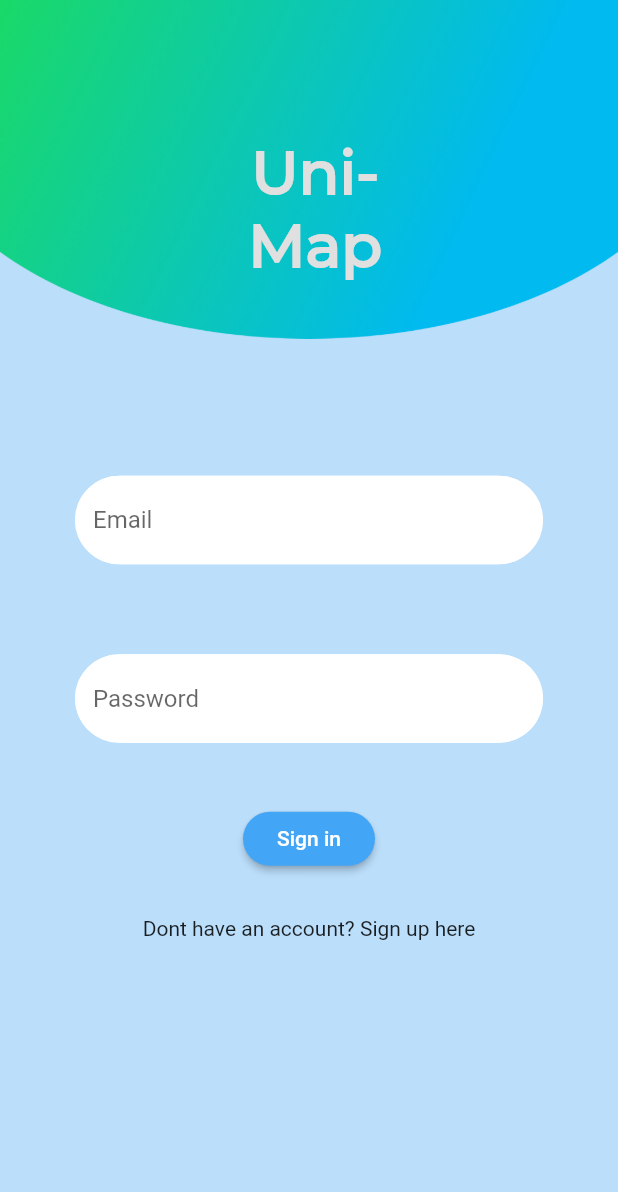
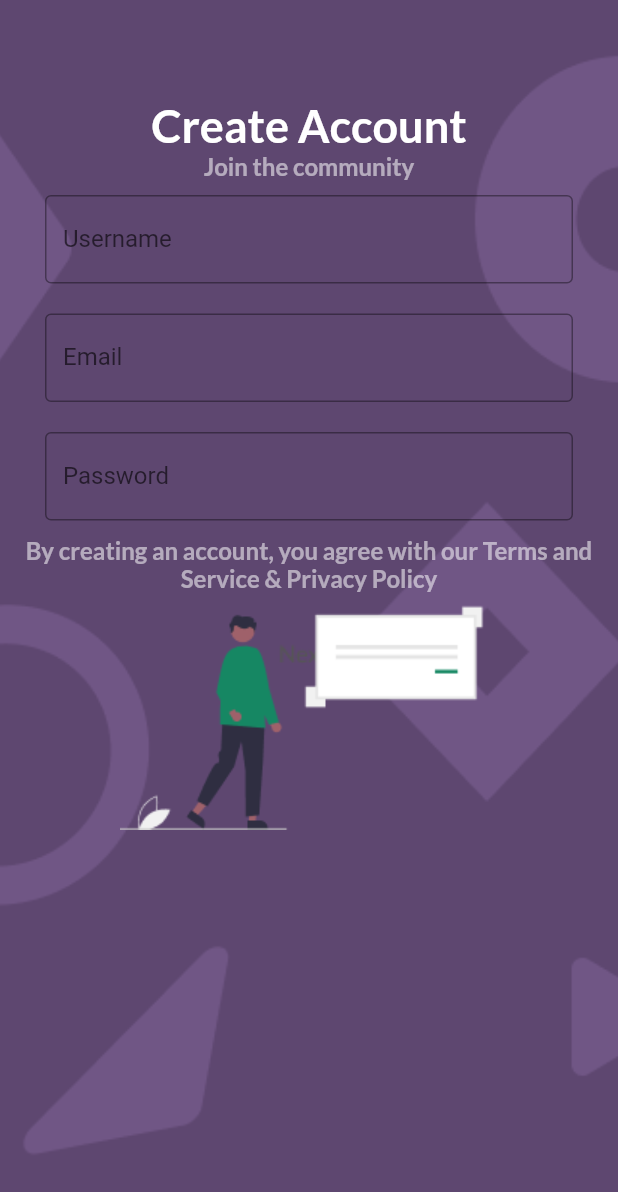
Before and after one commit to Uni-Maps/Uni-Maps, a Flutter app: the screen it shows after launch, on a phone screen of 412 x 824 dp. Shown: the top 1192 px of the screen. Run offline on Flutter 3.47's test engine with Material 2 defaults, Android fonts, the phone set to English and light mode, and no system bars; our stand-ins replace firebase_auth, google_maps_flutter; missing offline and left inert: sign_button; accounts and stored records are empty.

Commit message:
unfinished but kinda working create accounts page (NOT DONE)
not finished

```diff
--- a/lib/main.dart
+++ b/lib/main.dart
@@ -1,5 +1,6 @@
 import 'package:flutter/material.dart'
     show BuildContext, MaterialApp, StatelessWidget, Widget, runApp;
+import 'package:winhacks/screens/create_account.dart';
 import 'package:winhacks/screens/home/home.dart';
 import 'package:winhacks/screens/home_screen.dart';
 import 'package:winhacks/screens/wrapper.dart';
@@ -18,7 +19,8 @@ class MyApp extends StatelessWidget {
       value: AuthService().user,
       initialData: null,
       child: MaterialApp(
-        home: Wrapper(),
+        //home: Wrapper(),
+        home: Create_Account(),
       ),
     );
   }
--- /dev/null
+++ b/lib/screens/create_account.dart
@@ -0,0 +1,129 @@
+import 'package:flutter/material.dart';
+import 'package:winhacks/services/auth.dart';
+import 'package:winhacks/shared/constants.dart';
+
+class Create_Account extends StatefulWidget {
+  final Function toggleView;
+  Create_Account({this.toggleView});
+
+  @override
+  _Create_AccountState createState() => _Create_AccountState();
+}
+
+class _Create_AccountState extends State<Create_Account> {
+  final AuthService _auth = AuthService();
+  final _formKey = GlobalKey<FormState>();
+
+  //text field state
+  String username = '';
+  String email = '';
+  String password = '';
+  String error = '';
+
+  @override
+  Widget build(BuildContext context) {
+    var size = MediaQuery.of(context).size;
+
+    return Scaffold(
+        // Add members in here
+
+        // Stacks the members so that everything else appears above the background
+        body: Stack(children: <Widget>[
+      // Stretches the widget to the entire screen is what Expanded does
+
+      Expanded(
+        child: Container(
+          decoration: BoxDecoration(
+              image: DecorationImage(
+                  // Background Image
+                  image: AssetImage("assets/images/background.png"),
+                  fit: BoxFit.cover)),
+        ),
+      ),
+      // Uni-Maps Title
+      Expanded(
+          // Creating a container so that the width can fill the entire screen
+          child: Padding(
+              // Padding makes it so that is an invisible barrier
+              padding: const EdgeInsets.fromLTRB(10, 65, 10, 20),
+              child: Container(
+                  // Making width fit the screen depending on the screen size
+                  width: MediaQuery.of(context).size.width,
+                  height: MediaQuery.of(context).size.height,
+                  child: Column(children: <Widget>[
+                    // Rich Text has a lot of Text Spans which allow for different fonts/styles for each section of the text
+                    RichText(
+                      // Aligning text to be at the center
+                      // textAlign: TextAlign.center,
+                      text: TextSpan(children: [
+                        TextSpan(
+                            text: "Create Account",
+                            style: TextStyle(
+                                fontFamily: "Lato Bold",
+                                color: Colors.white,
+                                fontSize: 30))
+                      ]),
+                    ),
+                    // Heading
+                    RichText(
+                      // textAlign: TextAlign.center,
+                      text: TextSpan(children: [
+                        TextSpan(
+                            text: "Join the community",
+                            style: TextStyle(
+                                fontFamily: "Lato Bold",
+                                color: Colors.white54,
+                                fontSize: 16))
+                      ]),
+                    ),
+                    // Add in buttons/labels/texts between the title and the image at the bottom
+                    // Username
+                    Padding(
+                        padding: EdgeInsets.fromLTRB(20, 10, 20, 10),
+                        child: TextField(
+                            decoration: InputDecoration(
+                          border: OutlineInputBorder(),
+                          labelText: 'Username',
+                        ))),
+                    // Email
+                    Padding(
+                        padding: EdgeInsets.fromLTRB(20, 10, 20, 10),
+                        child: TextField(
+                            decoration: InputDecoration(
+                          border: OutlineInputBorder(),
+                          labelText: 'Email',
+                        ))),
+                    // Password
+
+                    // FIGURE OUT WHY THE BORDERS OF THE TEXTFIELD ARE BLACK AND NOT WHITE
+                    Padding(
+                        padding: EdgeInsets.fromLTRB(20, 10, 20, 10),
+                        child: TextField(
+                            decoration: InputDecoration(
+                          fillColor: Colors.white,
+                          border: OutlineInputBorder(
+                              borderSide: BorderSide(color: Colors.white)),
+                          labelText: 'Password',
+                        ))),
+
+                    // Text for the terms and services
+                    RichText(
+                      textAlign: TextAlign.center,
+                      text: TextSpan(children: [
+                        TextSpan(
+                            text:
+                                "By creating an account, you agree with our Terms and Service & Privacy Policy",
+                            style: TextStyle(
+                                fontFamily: "Lato Bold",
+                                color: Colors.white54,
+                                fontSize: 16))
+                      ]),
+                    ),
+                    // Adding in the image for the person
+                    Image(
+                        image: AssetImage(
+                            "assets/images/people/create_account_person.png"))
+                  ]))))
+    ]));
+  }
+}
--- a/pubspec.yaml
+++ b/pubspec.yaml
@@ -62,7 +62,7 @@ flutter:
     - assets/images/people/forgot_password_person.png
     - assets/images/people/login_person.png
     - assets/images/people/welcome_page_person.png
-
+    - assets/images/background.png
 
 
   fonts:
@@ -73,6 +73,10 @@ flutter:
     - family: Montserrat Medium
       fonts:
         - asset: assets/fonts/mo_me.ttf
+
+    - family: Lato Bold
+      fonts:
+        - asset: assets/fonts/Lato/Lato-Bold.ttf
 
   # assets:
   #   - images/a_dot_burr.jpeg
```
